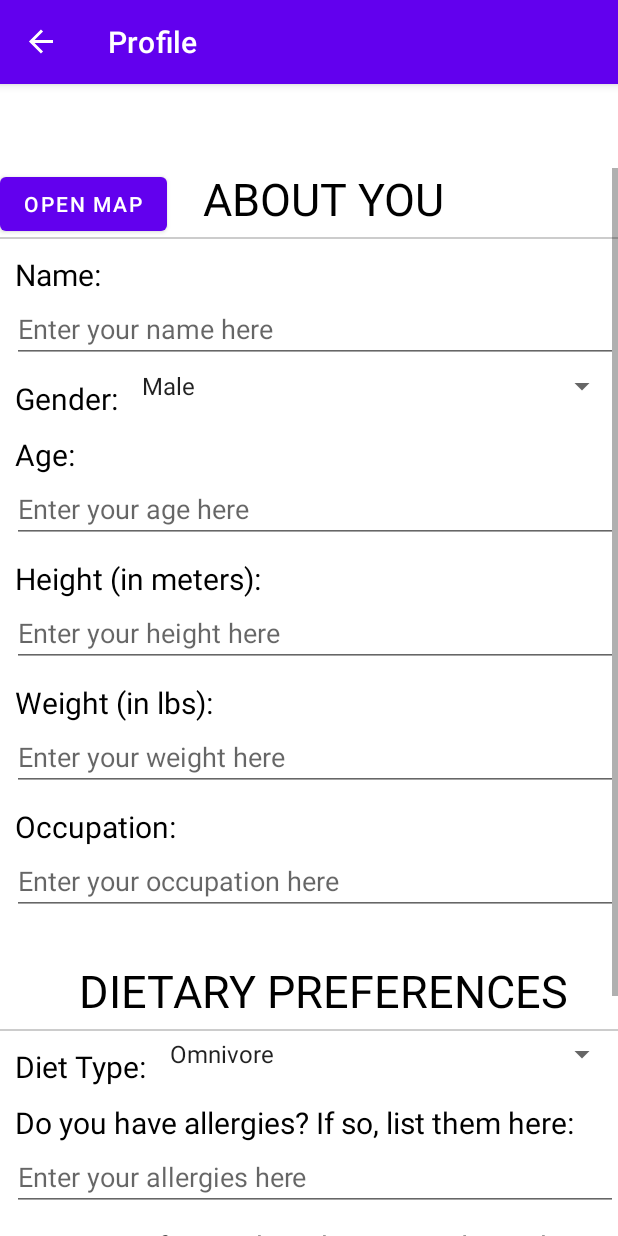
After one commit to neko88/NutriPath, an Android app: the ProfileFragment screen opened through its navigation route, on a phone screen of 412 x 824 dp. The commit adds this screen. Run offline under Robolectric (Android 15) with nearby library versions, the phone set to English and light mode, and no system bars; our stand-ins replace navigation-ui.

Commit message:
Added notification feature and half-finished profile

```diff
--- a/app/src/main/AndroidManifest.xml
+++ b/app/src/main/AndroidManifest.xml
@@ -5,6 +5,9 @@
     <uses-permission android:name="android.permission.INTERNET"/>
     <uses-permission android:name="android.permission.ACCESS_COARSE_LOCATION"/>
     <uses-permission android:name="android.permission.ACCESS_FINE_LOCATION"/>
+    <uses-permission android:name="android.permission.POST_NOTIFICATIONS" />
+    <uses-permission android:name="com.android.alarm.permission.SET_ALARM" />
+    <uses-permission android:name="android.permission.SCHEDULE_EXACT_ALARM" />
 
     <application
         android:allowBackup="true"
@@ -33,6 +36,8 @@
         <meta-data
             android:name="com.google.android.geo.API_KEY"
             android:value="@string/mapAPI" />
+
+        <receiver android:name=".ui.settings.NotificationReceiver"/>
     </application>
 
 </manifest>
--- a/app/src/main/java/com/group35/nutripath/MainActivity.kt
+++ b/app/src/main/java/com/group35/nutripath/MainActivity.kt
@@ -1,6 +1,14 @@
 package com.group35.nutripath
 
+import android.Manifest
+import android.app.AlarmManager
+import android.app.NotificationChannel
+import android.app.NotificationManager
+import android.app.PendingIntent
+import android.content.Context
 import android.content.Intent
+import android.content.SharedPreferences
+import android.content.pm.PackageManager
 import android.os.Bundle
 import com.google.android.material.bottomnavigation.BottomNavigationView
 import androidx.appcompat.app.AppCompatActivity
@@ -9,6 +17,10 @@ import androidx.navigation.ui.AppBarConfiguration
 import androidx.navigation.ui.setupActionBarWithNavController
 import androidx.navigation.ui.setupWithNavController
 import com.group35.nutripath.databinding.ActivityMainBinding
+import android.os.Build
+import android.view.View
+import androidx.core.app.ActivityCompat
+import androidx.core.content.ContextCompat
 
 class MainActivity : AppCompatActivity() {
 
@@ -25,11 +37,24 @@ class MainActivity : AppCompatActivity() {
         val navController = findNavController(R.id.nav_host_fragment_activity_main)
         val appBarConfiguration = AppBarConfiguration(
             setOf(
-                R.id.navigation_home, R.id.navigation_dashboard, R.id.navigation_notifications
+                R.id.navigation_home, R.id.navigation_dashboard, R.id.navigation_notifications, R.id.navigation_settings
             )
         )
         setupActionBarWithNavController(navController, appBarConfiguration)
         navView.setupWithNavController(navController)
+
+        navController.addOnDestinationChangedListener { _, destination, _ ->
+            // hide the bottom navigation bar in ProfileFragment
+            if (destination.id == R.id.navigation_profile) {
+                navView.visibility = View.GONE
+                supportActionBar?.setDisplayHomeAsUpEnabled(true)
+            } else {
+                navView.visibility = View.VISIBLE
+                supportActionBar?.setDisplayHomeAsUpEnabled(false)
+            }
+        }
+
+        createNotification()
 
         // Set up the button to open MapSearch activity
         binding.openMapButton.setOnClickListener {
@@ -37,4 +62,33 @@ class MainActivity : AppCompatActivity() {
             startActivity(intent)
         }
     }
+
+    private fun createNotification() {
+        // Check for notification permission
+        if (Build.VERSION.SDK_INT >= Build.VERSION_CODES.TIRAMISU) {
+            if (ContextCompat.checkSelfPermission(this,
+                    Manifest.permission.POST_NOTIFICATIONS) != PackageManager.PERMISSION_GRANTED) {
+                ActivityCompat.requestPermissions(this,
+                    arrayOf(Manifest.permission.POST_NOTIFICATIONS), 1)
+            }
+        }
+
+        // create a channel for notifications
+        if (Build.VERSION.SDK_INT >= Build.VERSION_CODES.O) {
+            val importance = NotificationManager.IMPORTANCE_HIGH
+            val channel = NotificationChannel("reminder_channel", "Reminder Channel", importance)
+
+            val description = "Channel for daily reminders"
+            channel.description = description
+
+            val notificationManager: NotificationManager =
+                getSystemService(Context.NOTIFICATION_SERVICE) as NotificationManager
+            notificationManager.createNotificationChannel(channel)
+        }
+    }
+
+    // go back to SettingsFragment after clicking the Up button in ProfileFragment
+    override fun onSupportNavigateUp(): Boolean {
+        return findNavController(R.id.nav_host_fragment_activity_main).navigateUp() || super.onSupportNavigateUp()
+    }
 }
--- /dev/null
+++ b/app/src/main/java/com/group35/nutripath/ui/settings/NotificationReceiver.kt
@@ -0,0 +1,39 @@
+package com.group35.nutripath.ui.settings
+
+import android.Manifest
+import android.app.PendingIntent
+import android.content.BroadcastReceiver
+import android.content.Context
+import android.content.Intent
+import android.content.pm.PackageManager
+import androidx.core.app.NotificationCompat
+import androidx.core.app.NotificationManagerCompat
+import androidx.core.content.ContextCompat
+import com.group35.nutripath.MainActivity
+import com.group35.nutripath.R
+
+class NotificationReceiver : BroadcastReceiver() {
+    override fun onReceive(context: Context?, intent: Intent?) {
+        if (ContextCompat.checkSelfPermission(context!!,
+                Manifest.permission.POST_NOTIFICATIONS) == PackageManager.PERMISSION_GRANTED) {
+
+            // create an intent so clicking the notification will redirect to the app
+            val appIntent = Intent(context, MainActivity::class.java)
+            appIntent.flags = Intent.FLAG_ACTIVITY_NEW_TASK or Intent.FLAG_ACTIVITY_CLEAR_TASK
+            val pendingIntent = PendingIntent.getActivity(context, 0, appIntent, PendingIntent.FLAG_IMMUTABLE)
+
+            // Show a notification
+            val builder = NotificationCompat.Builder(context, "reminder_channel")
+                .setSmallIcon(R.drawable.ic_notifications_black_24dp)
+                .setContentTitle("NutriPath Daily Reminder")
+                .setContentText("Don't forget to log your expenses and meals today!")
+                .setPriority(NotificationCompat.PRIORITY_HIGH)
+                .setAutoCancel(true)
+                .setContentIntent(pendingIntent)
+
+            // Send the notification
+            val notificationManager = NotificationManagerCompat.from(context)
+            notificationManager.notify(1, builder.build())
+        }
+    }
+}
--- /dev/null
+++ b/app/src/main/java/com/group35/nutripath/ui/settings/ProfileFragment.kt
@@ -0,0 +1,50 @@
+package com.group35.nutripath.ui.settings
+
+import android.os.Bundle
+import android.view.LayoutInflater
+import android.view.MenuItem
+import android.view.View
+import android.view.ViewGroup
+import androidx.appcompat.app.AppCompatActivity
+import androidx.fragment.app.Fragment
+import androidx.navigation.fragment.findNavController
+import com.group35.nutripath.databinding.FragmentProfileBinding
+
+class ProfileFragment: Fragment() {
+    private var _binding: FragmentProfileBinding? = null
+    private val binding get() = _binding!!
+
+    override fun onCreateView(
+        inflater: LayoutInflater,
+        container: ViewGroup?,
+        savedInstanceState: Bundle?
+    ): View {
+        _binding = FragmentProfileBinding.inflate(inflater, container, false)
+        return binding.root
+    }
+
+    override fun onDestroyView() {
+        super.onDestroyView()
+        _binding = null
+    }
+
+    override fun onViewCreated(view: View, savedInstanceState: Bundle?) {
+        super.onViewCreated(view, savedInstanceState)
+
+        // Enable the up button in the action bar
+        (activity as AppCompatActivity).supportActionBar?.apply {
+            setDisplayHomeAsUpEnabled(true)
+        }
+    }
+
+    override fun onOptionsItemSelected(item: MenuItem): Boolean {
+        return when (item.itemId) {
+            android.R.id.home -> {
+                // Navigate up to go back to the previous fragment
+                findNavController().navigateUp()
+                true
+            }
+            else -> super.onOptionsItemSelected(item)
+        }
+    }
+}
--- /dev/null
+++ b/app/src/main/java/com/group35/nutripath/ui/settings/SettingsFragment.kt
@@ -0,0 +1,93 @@
+package com.group35.nutripath.ui.settings
+
+import android.app.AlarmManager
+import android.app.PendingIntent
+import android.content.Context
+import android.content.Intent
+import android.content.SharedPreferences
+import android.os.Bundle
+import android.view.LayoutInflater
+import android.view.View
+import android.view.ViewGroup
+import android.widget.Button
+import androidx.appcompat.widget.SwitchCompat
+import androidx.fragment.app.Fragment
+import androidx.navigation.fragment.findNavController
+import com.group35.nutripath.R
+import com.group35.nutripath.databinding.FragmentSettingsBinding
+import java.util.Calendar
+
+class SettingsFragment : Fragment() {
+    private var _binding: FragmentSettingsBinding? = null
+    private val binding get() = _binding!!
+
+    private lateinit var switchDailyReminder: SwitchCompat
+    private lateinit var sharedPreferences: SharedPreferences
+
+    private lateinit var alarmManager: AlarmManager
+    private lateinit var pendingIntent: PendingIntent
+
+    override fun onCreateView(
+        inflater: LayoutInflater,
+        container: ViewGroup?,
+        savedInstanceState: Bundle?
+    ): View {
+        _binding = FragmentSettingsBinding.inflate(inflater, container, false)
+        val root: View = binding.root
+
+        alarmManager = requireActivity().getSystemService(Context.ALARM_SERVICE) as AlarmManager
+        switchDailyReminder = binding.dailyReminder
+        sharedPreferences = requireActivity().getSharedPreferences("settings", Context.MODE_PRIVATE)
+
+        // by default "daily reminder" is disabled, unless user manually enables it
+        val isReminderEnabled = sharedPreferences.getBoolean("daily_reminder", false)
+        switchDailyReminder.isChecked = isReminderEnabled
+
+        // add/remove the daily reminder if user toggles the switch
+        switchDailyReminder.setOnCheckedChangeListener { _, isChecked ->
+            val editor = sharedPreferences.edit()
+            editor.putBoolean("daily_reminder", isChecked).apply()
+
+            if (isChecked) {
+                scheduleDailyReminder()
+            } else {
+                cancelDailyReminder()
+            }
+        }
+
+        // edit profile if user clicks the "Edit Profile" button
+        binding.buttonProfile.setOnClickListener {
+            findNavController().navigate(R.id.settings_to_profile)
+        }
+
+        return root
+    }
+
+    private fun scheduleDailyReminder() {
+        val intent = Intent(requireContext(), NotificationReceiver::class.java)
+        pendingIntent = PendingIntent.getBroadcast(requireContext(), 0, intent,
+            PendingIntent.FLAG_IMMUTABLE)
+
+        // set the alarm to go off at 12 AM
+        val calendar = Calendar.getInstance()
+        calendar.set(Calendar.HOUR_OF_DAY, 0)
+        calendar.set(Calendar.MINUTE, 0)
+        calendar.set(Calendar.SECOND, 0)
+
+        // repeat the notification for 24 hours (daily reminder)
+        alarmManager.setInexactRepeating(AlarmManager.RTC_WAKEUP, calendar.timeInMillis,
+                                         AlarmManager.INTERVAL_DAY, pendingIntent)
+    }
+
+    // cancel the daily reminder
+    private fun cancelDailyReminder() {
+        if (::pendingIntent.isInitialized) {
+            alarmManager.cancel(pendingIntent)
+        }
+    }
+
+    override fun onDestroyView() {
+        super.onDestroyView()
+        _binding = null
+    }
+}
--- /dev/null
+++ b/app/src/main/res/layout/fragment_profile.xml
@@ -0,0 +1,280 @@
+<?xml version="1.0" encoding="utf-8"?>
+<ScrollView xmlns:android="http://schemas.android.com/apk/res/android"
+    android:layout_width="match_parent"
+    android:layout_height="match_parent">
+
+    <LinearLayout
+        android:layout_width="match_parent"
+        android:layout_height="wrap_content"
+        android:orientation="vertical">
+
+        <TextView
+            android:layout_width="wrap_content"
+            android:layout_height="wrap_content"
+            android:layout_marginStart="10dp"
+            android:textSize="30sp"
+            android:textColor="@color/black"
+            android:text="ABOUT YOU"
+            android:layout_gravity="center_horizontal">
+        </TextView>
+
+        <View
+            android:layout_width="match_parent"
+            android:layout_height="1dp"
+            android:background="#CCCCCC"
+            android:layout_marginTop="5dp"/>
+
+        <TextView
+            android:layout_width="wrap_content"
+            android:layout_height="wrap_content"
+            android:layout_marginStart="10dp"
+            android:layout_marginTop="10dp"
+            android:textSize="20sp"
+            android:textColor="@color/black"
+            android:text="Name:">
+        </TextView>
+
+        <EditText
+            android:id="@+id/name_edit"
+            android:layout_width="match_parent"
+            android:layout_height="wrap_content"
+            android:layout_marginStart="8dp"
+            android:hint="Enter your name here">
+        </EditText>
+
+        <LinearLayout
+            android:layout_width="match_parent"
+            android:layout_height="wrap_content"
+            android:orientation="horizontal">
+
+            <TextView
+                android:layout_width="wrap_content"
+                android:layout_height="wrap_content"
+                android:layout_marginStart="10dp"
+                android:layout_marginTop="10dp"
+                android:textSize="20sp"
+                android:textColor="@color/black"
+                android:text="Gender:">
+            </TextView>
+
+            <Spinner
+                android:id="@+id/gender_edit"
+                android:layout_width="match_parent"
+                android:layout_height="wrap_content"
+                android:layout_marginStart="8dp"
+                android:entries="@array/gender_options">
+            </Spinner>
+
+        </LinearLayout>
+
+
+        <TextView
+            android:layout_width="wrap_content"
+            android:layout_height="wrap_content"
+            android:layout_marginTop="10dp"
+            android:layout_marginStart="10dp"
+            android:textSize="20sp"
+            android:textColor="@color/black"
+            android:text="Age:">
+        </TextView>
+
+        <EditText
+            android:id="@+id/age_edit"
+            android:layout_width="match_parent"
+            android:layout_height="wrap_content"
+            android:layout_marginStart="8dp"
+            android:hint="Enter your age here"
+            android:inputType="number">
+        </EditText>
+
+        <TextView
+            android:layout_width="wrap_content"
+            android:layout_height="wrap_content"
+            android:layout_marginTop="10dp"
+            android:layout_marginStart="10dp"
+            android:textSize="20sp"
+            android:textColor="@color/black"
+            android:text="Height (in meters):">
+        </TextView>
+
+        <EditText
+            android:id="@+id/height_edit"
+            android:layout_width="match_parent"
+            android:layout_height="wrap_content"
+            android:layout_marginStart="8dp"
+            android:hint="Enter your height here"
+            android:inputType="numberDecimal">
+        </EditText>
+
+        <TextView
+            android:layout_width="wrap_content"
+            android:layout_height="wrap_content"
+            android:layout_marginTop="10dp"
+            android:layout_marginStart="10dp"
+            android:textSize="20sp"
+            android:textColor="@color/black"
+            android:text="Weight (in lbs):">
+        </TextView>
+
+        <EditText
+            android:id="@+id/weight_edit"
+            android:layout_width="match_parent"
+            android:layout_height="wrap_content"
+            android:layout_marginStart="8dp"
+            android:hint="Enter your weight here"
+            android:inputType="numberDecimal">
+        </EditText>
+
+        <TextView
+            android:layout_width="wrap_content"
+            android:layout_height="wrap_content"
+            android:layout_marginTop="10dp"
+            android:layout_marginStart="10dp"
+            android:textSize="20sp"
+            android:textColor="@color/black"
+            android:text="Occupation:">
+        </TextView>
+
+        <EditText
+            android:id="@+id/occupation_edit"
+            android:layout_width="match_parent"
+            android:layout_height="wrap_content"
+            android:layout_marginStart="8dp"
+            android:hint="Enter your occupation here">
+        </EditText>
+
+        <TextView
+            android:layout_width="wrap_content"
+            android:layout_height="wrap_content"
+            android:layout_marginStart="10dp"
+            android:layout_marginTop="30dp"
+            android:textSize="30sp"
+            android:textColor="@color/black"
+            android:text="DIETARY PREFERENCES"
+            android:layout_gravity="center_horizontal">
+        </TextView>
+
+        <View
+            android:layout_width="match_parent"
+            android:layout_height="1dp"
+            android:background="#CCCCCC"
+            android:layout_marginTop="5dp"/>
+
+        <LinearLayout
+            android:layout_width="match_parent"
+            android:layout_height="wrap_content"
+            android:orientation="horizontal">
+
+            <TextView
+                android:layout_width="wrap_content"
+                android:layout_height="wrap_content"
+                android:layout_marginStart="10dp"
+                android:layout_marginTop="10dp"
+                android:textSize="20sp"
+                android:textColor="@color/black"
+                android:text="Diet Type:">
+            </TextView>
+
+            <Spinner
+                android:id="@+id/diettype_edit"
+                android:layout_width="match_parent"
+                android:layout_height="wrap_content"
+                android:layout_marginStart="8dp"
+                android:entries="@array/diettype_options">
+            </Spinner>
+
+        </LinearLayout>
+
+        <TextView
+            android:layout_width="wrap_content"
+            android:layout_height="wrap_content"
+            android:layout_marginTop="10dp"
+            android:layout_marginStart="10dp"
+            android:textSize="20sp"
+            android:textColor="@color/black"
+            android:text="Do you have allergies? If so, list them here:">
+        </TextView>
+
+        <EditText
+            android:id="@+id/allergies_edit"
+            android:layout_width="match_parent"
+            android:layout_height="wrap_content"
+            android:layout_marginStart="8dp"
+            android:hint="Enter your allergies here">
+        </EditText>
+
+        <TextView
+            android:layout_width="wrap_content"
+            android:layout_height="wrap_content"
+            android:layout_marginTop="10dp"
+            android:layout_marginStart="10dp"
+            android:textSize="20sp"
+            android:textColor="@color/black"
+            android:text="Do you prefer quick and easy meals, or do you enjoy cooking?">
+        </TextView>
+
+        <RadioGroup
+            android:id="@+id/meal_preference"
+            android:layout_width="match_parent"
+            android:layout_height="wrap_content"
+            android:orientation="horizontal">
+
+            <RadioButton
+                android:layout_width="0dp"
+                android:layout_height="wrap_content"
+                android:layout_weight="1"
+                android:text="Quick and Easy Meals"/>
+
+            <RadioButton
+                android:layout_width="0dp"
+                android:layout_height="wrap_content"
+                android:layout_weight="1"
+                android:text="Cooking"/>
+
+        </RadioGroup>
+
+        <TextView
+            android:layout_width="wrap_content"
+            android:layout_height="wrap_content"
+            android:layout_marginStart="10dp"
+            android:layout_marginTop="30dp"
+            android:textSize="30sp"
+            android:textColor="@color/black"
+            android:text="HEALTH GOALS"
+            android:layout_gravity="center_horizontal">
+        </TextView>
+
+        <View
+            android:layout_width="match_parent"
+            android:layout_height="1dp"
+            android:background="#CCCCCC"
+            android:layout_marginTop="5dp"/>
+
+        <LinearLayout
+            android:layout_width="match_parent"
+            android:layout_height="wrap_content"
+            android:orientation="horizontal">
+
+            <TextView
+                android:layout_width="wrap_content"
+                android:layout_height="wrap_content"
+                android:layout_marginStart="10dp"
+                android:layout_marginTop="10dp"
+                android:textSize="20sp"
+                android:textColor="@color/black"
+                android:text="What is your health goal?">
+            </TextView>
+
+            <Spinner
+                android:id="@+id/healthgoal_edit"
+                android:layout_width="match_parent"
+                android:layout_height="wrap_content"
+                android:layout_marginStart="8dp"
+                android:entries="@array/healthgoal_options">
+            </Spinner>
+
+        </LinearLayout>
+
+    </LinearLayout>
+
+</ScrollView>
--- /dev/null
+++ b/app/src/main/res/layout/fragment_settings.xml
@@ -0,0 +1,25 @@
+<?xml version="1.0" encoding="utf-8"?>
+<LinearLayout xmlns:android="http://schemas.android.com/apk/res/android"
+    xmlns:tools="http://schemas.android.com/tools"
+    android:layout_width="match_parent"
+    android:layout_height="match_parent"
+    tools:context=".ui.settings.SettingsFragment"
+    android:orientation="vertical">
+
+    <androidx.appcompat.widget.SwitchCompat
+        android:id="@+id/daily_reminder"
+        android:layout_width="wrap_content"
+        android:layout_height="wrap_content"
+        android:text="@string/title_reminder"
+        android:checked="true"
+        android:layout_gravity="center"
+        android:layout_marginTop="50dp"/>
+
+    <Button
+        android:id="@+id/button_profile"
+        android:layout_width="wrap_content"
+        android:layout_height="wrap_content"
+        android:text="@string/button_edit_profile"
+        android:layout_marginTop="50dp"
+        android:layout_gravity="center"/>
+</LinearLayout>
--- a/app/src/main/res/menu/bottom_nav_menu.xml
+++ b/app/src/main/res/menu/bottom_nav_menu.xml
@@ -16,4 +16,8 @@
         android:icon="@drawable/ic_notifications_black_24dp"
         android:title="@string/title_notifications" />
 
+    <item
+        android:id="@+id/navigation_settings"
+        android:title="@string/title_settings" />
+
 </menu>
--- a/app/src/main/res/navigation/mobile_navigation.xml
+++ b/app/src/main/res/navigation/mobile_navigation.xml
@@ -22,4 +22,20 @@
         android:name="com.group35.nutripath.ui.notifications.NotificationsFragment"
         android:label="@string/title_notifications"
         tools:layout="@layout/fragment_notifications" />
+
+    <fragment
+        android:id="@+id/navigation_settings"
+        android:name="com.group35.nutripath.ui.settings.SettingsFragment"
+        android:label="@string/title_settings"
+        tools:layout="@layout/fragment_settings">
+        <action
+            android:id="@+id/settings_to_profile"
+            app:destination="@id/navigation_profile" />
+    </fragment>
+
+    <fragment
+        android:id="@+id/navigation_profile"
+        android:name="com.group35.nutripath.ui.settings.ProfileFragment"
+        android:label="Profile"
+        tools:layout="@layout/fragment_profile"/>
 </navigation>
--- a/app/src/main/res/values/strings.xml
+++ b/app/src/main/res/values/strings.xml
@@ -1,7 +1,32 @@
 <resources>
     <string name="app_name">NutriPath</string>
+
     <string name="title_home">Home</string>
     <string name="title_dashboard">Dashboard</string>
     <string name="title_notifications">Notifications</string>
-    <string name="mapAPI">ADD_API_KEY</string>
+    <string name="title_settings">Settings</string>
+
+    <string name="title_reminder">Enable daily reminder</string>
+    <string name="button_edit_profile">Edit Profile</string>
+
+    <string-array name="gender_options">
+        <item>Male</item>
+        <item>Female</item>
+        <item>Other</item>
+    </string-array>
+    <string-array name="diettype_options">
+        <item>Omnivore</item>
+        <item>Vegan</item>
+        <item>Vegetarian</item>
+        <item>Flexitarian</item>
+        <item>Carnivore</item>
+        <item>Keto (Ketogenic)</item>
+    </string-array>
+    <string-array name="healthgoal_options">
+        <item>weight loss</item>
+        <item>muscle gain</item>
+        <item>maintenance</item>
+    </string-array>
+
+    <string name="mapAPI">AIzaSyAfXcrvFC_Zqw9EFPVuZjgtSwDdeHN_T3E</string>
 </resources>
```
